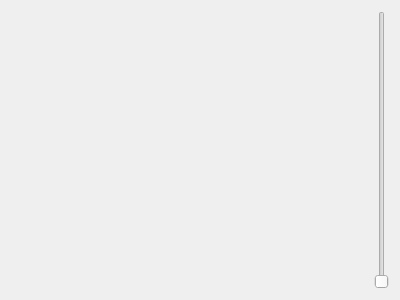
Old version of the form ui/ImageViewerUI.ui in the repository Eual11/Lumen.
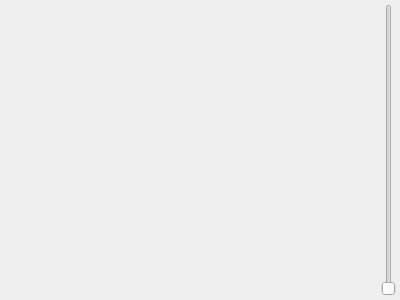
New version of the form.

```diff
--- a/ui/ImageViewerUI.ui
+++ b/ui/ImageViewerUI.ui
@@ -14,8 +14,20 @@
    <string>Form</string>
   </property>
   <layout class="QVBoxLayout" name="verticalLayout_2">
+   <property name="topMargin">
+    <number>4</number>
+   </property>
+   <property name="rightMargin">
+    <number>4</number>
+   </property>
+   <property name="bottomMargin">
+    <number>4</number>
+   </property>
    <item>
     <layout class="QHBoxLayout" name="horizontalLayout">
+     <property name="spacing">
+      <number>4</number>
+     </property>
      <item>
       <widget class="QWidget" name="vtkParent" native="true">
        <property name="sizePolicy">
```
